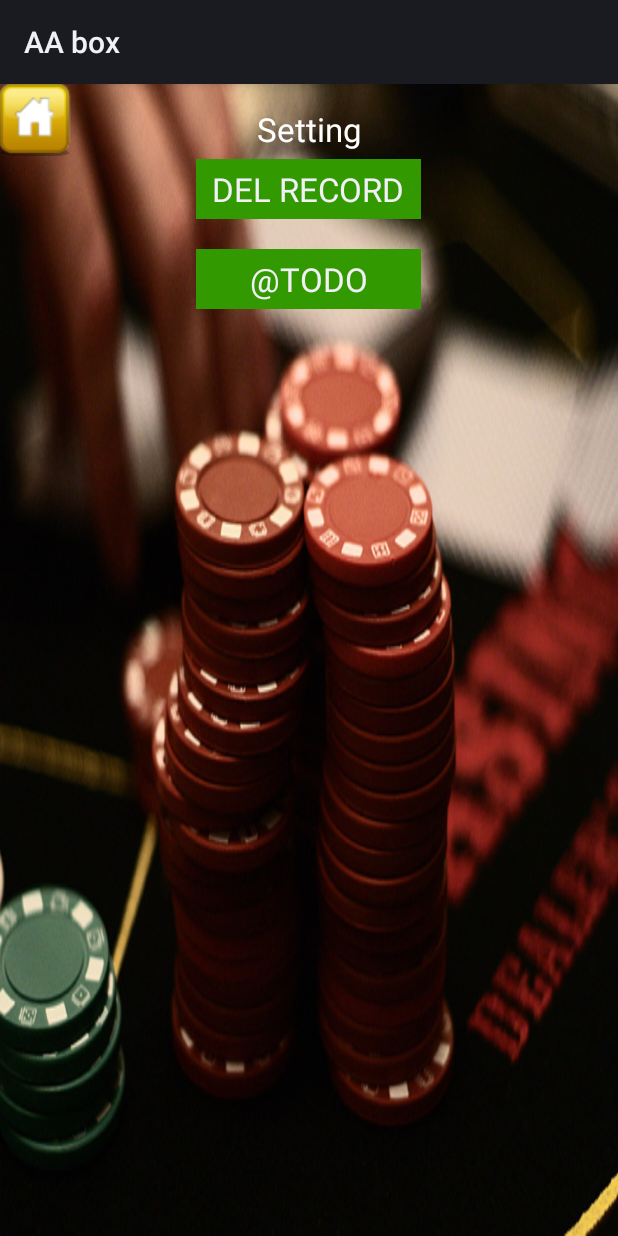
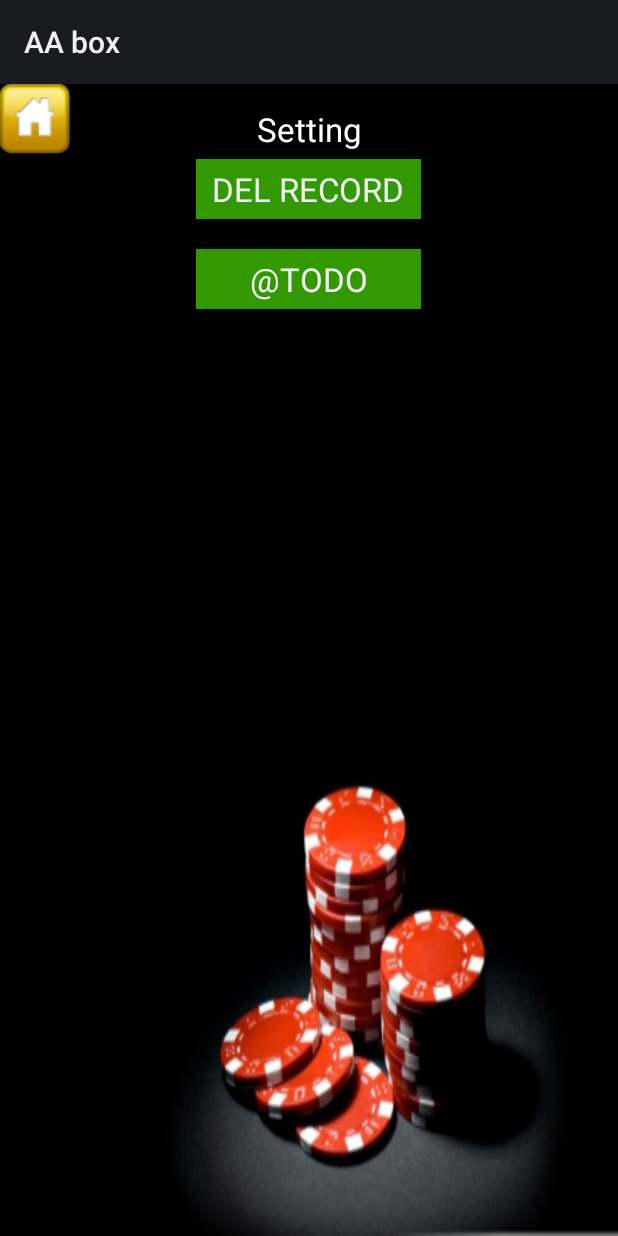
Before and after one commit to bunnywong/android-wear, an Android app: the layout setting_activity.xml on its own in the app's theme, with its tools: preview values and no code run, on a phone screen of 412 x 824 dp. Run offline under Robolectric (Android 15) with nearby library versions, the phone set to English and light mode, and no system bars.

Commit message:
update background img

```diff
--- a/wear/src/main/res/layout/setting_activity.xml
+++ b/wear/src/main/res/layout/setting_activity.xml
@@ -5,7 +5,7 @@
     android:layout_height="fill_parent"
     xmlns:android="http://schemas.android.com/apk/res/android"
     xmlns:tools="http://schemas.android.com/tools"
-    android:background="@drawable/background_gamble">
+    android:background="@drawable/background_setting">
 
     <ImageButton
         android:id="@+id/btSettingHome"
```
Also changed, not shown: wear/src/main/res/drawable-mdpi/background_dice.jpg, wear/src/main/res/drawable-mdpi/background_dice2.jpg, wear/src/main/res/drawable-mdpi/background_gamble.jpg (deleted), wear/src/main/res/drawable-mdpi/background_setting.jpg (added).
